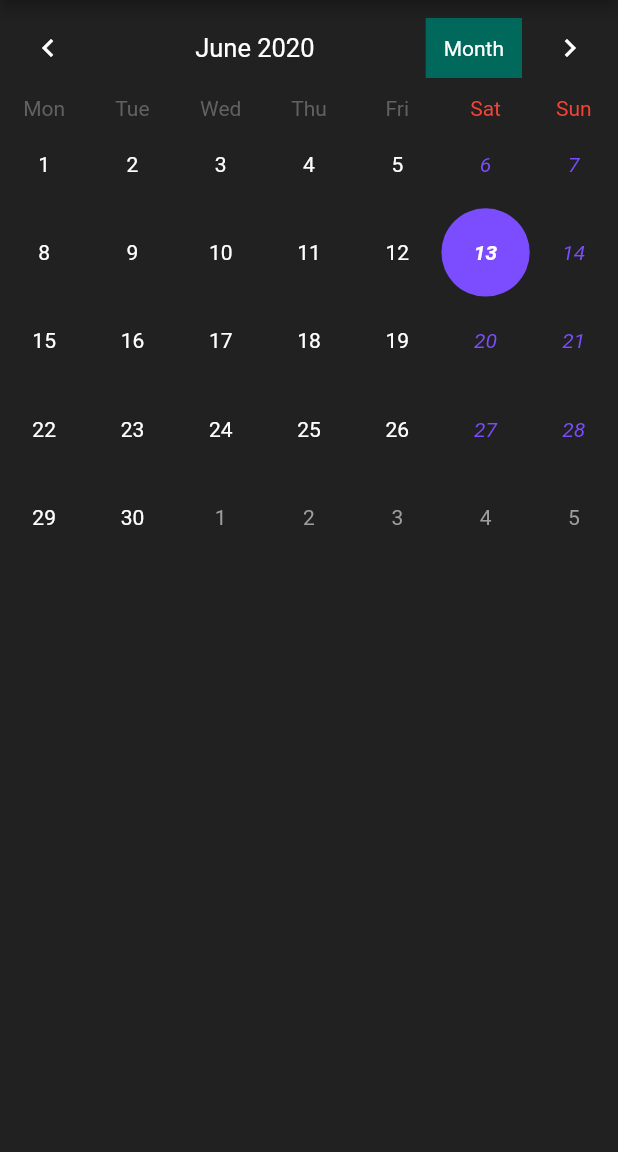
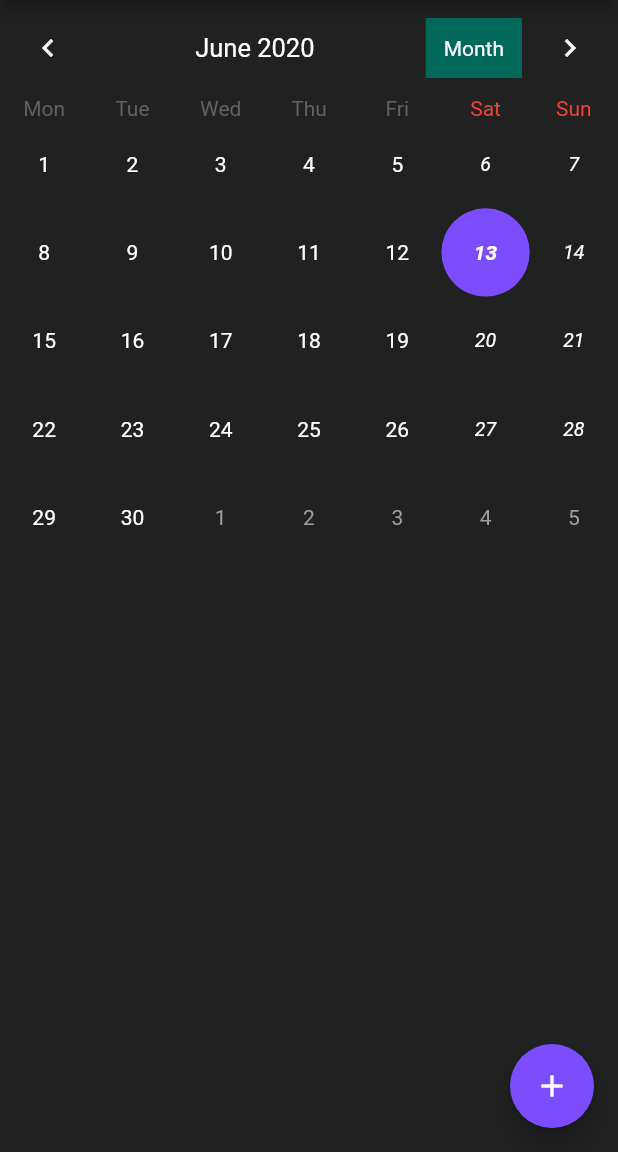
Before and after one commit to anniechakraborty/my-calendar, a Flutter app: the screen it shows after launch, on a phone screen of 412 x 824 dp, the part 84-1236 px from its top. Run offline on Flutter 3.47's test engine with Material 2 defaults, Android fonts, the light colour scheme and no system bars; drawn by our look-alikes of table_calendar; our stand-ins replace shared_preferences; statements that could not run were skipped.

Commit message:
Using shared preferences, dynamically loading events and displaying them.

```diff
--- a/lib/main.dart
+++ b/lib/main.dart
@@ -2,6 +2,7 @@ import 'package:flutter/material.dart';
 import 'package:flutter/painting.dart';
 import 'package:table_calendar/table_calendar.dart';
 import 'package:shared_preferences/shared_preferences.dart';
+import 'dart:convert';
 
 void main() => runApp(MyApp());
 
@@ -10,6 +11,7 @@ class MyApp extends StatelessWidget {
   Widget build(BuildContext context) {
     return MaterialApp(
       title: 'My Calendar',
+      color: Colors.teal.shade800,
       theme: ThemeData(
         brightness: Brightness.dark,
       ),
@@ -25,13 +27,47 @@ class HomePage extends StatefulWidget {
 
 class _HomePageState extends State<HomePage> {
   CalendarController _controller;
+  TextEditingController _eventController;
+  Map<DateTime, List<dynamic>> _events;
+  List<dynamic> _selectedEvents;
+  SharedPreferences prefs;
 
   @override
   void initState() {
-    // TODO: implement initState
     super.initState();
     _controller = CalendarController();
+    _eventController = TextEditingController();
+    _events = {};
+    _selectedEvents = [];
+    initPrefs();
   }
+
+  initPrefs() async{
+//    loading events from shared preferences
+    prefs = await SharedPreferences.getInstance();
+    setState(() {
+      _events = Map<DateTime, List<dynamic>>.from(decodeMap(json.decode(prefs.getString("events") ?? {})));
+    });
+  }
+
+//  Writing helper functions to encode and decode events
+
+  Map<String, dynamic> encodeMap(Map<DateTime, dynamic> map) {
+    Map<String, dynamic> newMap = {};
+    map.forEach((key, value) {
+      newMap[key.toString()] = map[key];
+    });
+    return newMap;
+  }
+
+  Map<DateTime, dynamic> decodeMap(Map<String, dynamic> map) {
+    Map<DateTime, dynamic> newMap = {};
+    map.forEach((key, value) {
+      newMap[DateTime.parse(key)] = map[key];
+    });
+    return newMap;
+  }
+
   @override
   Widget build(BuildContext context) {
     return Scaffold(
@@ -47,19 +83,17 @@ class _HomePageState extends State<HomePage> {
           crossAxisAlignment: CrossAxisAlignment.center,
           children: <Widget>[
             TableCalendar(
+              events: _events,
               initialCalendarFormat: CalendarFormat.month,
               calendarStyle: CalendarStyle(
-                todayColor: Colors.teal,
-                selectedColor: Colors.deepPurpleAccent,
                 selectedStyle: TextStyle(
                   fontSize: 18.0,
                   fontWeight: FontWeight.bold,
                 ),
                 todayStyle: TextStyle(fontWeight: FontWeight.bold),
                 weekendStyle: TextStyle(
-                  color: Colors.deepPurpleAccent,
                   fontStyle: FontStyle.italic,
-                  fontSize: 14.0,
+                  fontSize: 13.0,
                 )
               ),
               calendarController: _controller,
@@ -75,7 +109,9 @@ class _HomePageState extends State<HomePage> {
               startingDayOfWeek: StartingDayOfWeek.monday,
 //              Deciding actions to occur when a date os selected
               onDaySelected: (date, events){
-                print(date.toIso8601String());
+                setState(() {
+                  _selectedEvents = events;
+                });
               },
 //              We can provide more customisations using builders
               builders: CalendarBuilders(
@@ -110,9 +146,51 @@ class _HomePageState extends State<HomePage> {
                   ),
                 )
               ),
-            )
+            ),
+            ..._selectedEvents.map((event) => ListTile(
+              title: Text(event),
+            )),
           ],
         ),
+      ),
+      floatingActionButton: FloatingActionButton(
+        child: Icon(Icons.add, color: Colors.white,),
+        onPressed: _showAddDialog,
+        backgroundColor: Colors.deepPurpleAccent,
+      ),
+    );
+  }
+  _showAddDialog(){
+    showDialog(
+      context: context,
+      builder: (context) => AlertDialog(
+        content: TextField(
+          controller: _eventController,
+        ),
+        actions: <Widget>[
+          FlatButton(
+            child: Text(
+              'Save',
+            ),
+            onPressed: (){
+              if(_eventController.text.isEmpty)
+                return;
+              setState(() {
+                if(_events[_controller.selectedDay] != null) {
+                  _events[_controller.selectedDay].add(
+                    _eventController.text
+                  );
+                }
+                else{
+                  _events[_controller.selectedDay] = [_eventController.text];
+                }
+                prefs.setString("events", json.encode(encodeMap(_events)));
+                _eventController.clear();
+                Navigator.pop(context);
+              });
+            },
+          )
+        ],
       ),
     );
   }
--- a/pubspec.yaml
+++ b/pubspec.yaml
@@ -3,7 +3,7 @@ description: A new Flutter application.
 version: 1.0.0+1
 
 environment:
-  sdk: ">=2.1.0 <3.0.0"
+  sdk: ">=2.2.2 <3.0.0"
 
 dependencies:
   flutter:
```
